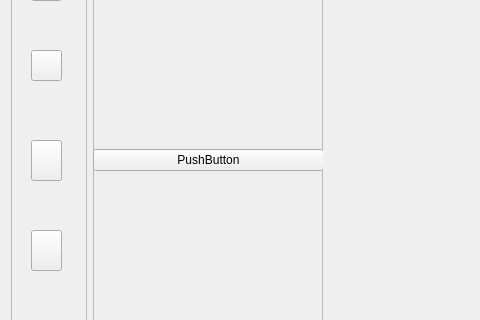
Old version of the form ToolKit/ui/mainpage.ui in the repository Areay7/ToolKit; both pictures show x 0 to 480 and y 221 to 541 of the 1027 by 668 pixel window.
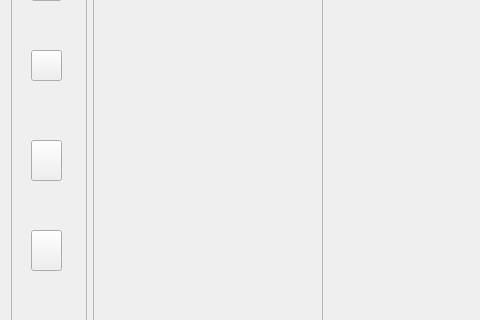
New version of the form. Icons and pictures are not drawn. Custom widgets are drawn as their Qt base class.

The edit to the form file:
```diff
--- a/ToolKit/ui/mainpage.ui
+++ b/ToolKit/ui/mainpage.ui
@@ -263,13 +263,6 @@
            <property name="spacing">
             <number>0</number>
            </property>
-           <item>
-            <widget class="QPushButton" name="pushButton_5">
-             <property name="text">
-              <string>PushButton</string>
-             </property>
-            </widget>
-           </item>
           </layout>
          </item>
         </layout>
```
